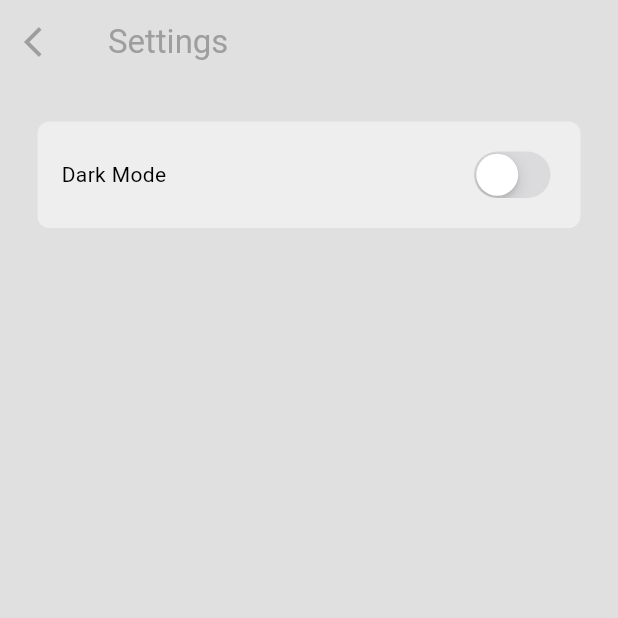
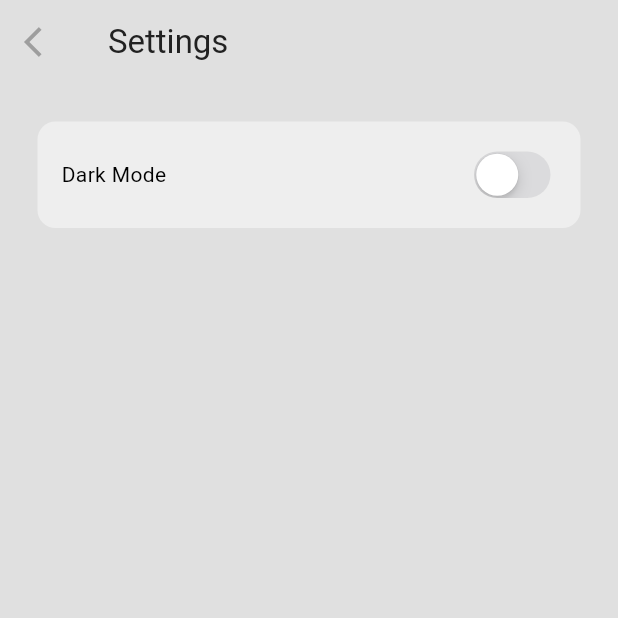
Before and after one commit to Riyaaaaan/Chat-App, a Flutter app: the screen it shows once a user with an empty profile is signed in, in the side drawer, after a tap on "S E T T I N G S", on a phone screen of 412 x 824 dp, the top half of it. Run offline on Flutter 3.47's test engine with Material 3 defaults, Android fonts, the phone set to English and light mode, and no system bars; our stand-ins replace cloud_firestore, firebase_auth, firebase_core; accounts and stored records are empty; network calls fail.

Commit message:
ui changes

```diff
--- a/lib/components/chat_bubble.dart
+++ b/lib/components/chat_bubble.dart
@@ -18,7 +18,7 @@ class ChatBubble extends StatelessWidget {
     return Container(
       decoration: BoxDecoration(
         color: isCurrentUser
-            ? (isDarkMode ? Colors.blue : Colors.grey.shade500)
+            ? (isDarkMode ? Colors.blue : Colors.grey.shade100)
             : (isDarkMode ? Colors.blue : Colors.grey.shade200),
         borderRadius: BorderRadius.circular(20),
       ),
--- a/lib/components/usertile.dart
+++ b/lib/components/usertile.dart
@@ -27,7 +27,10 @@ class UserTile extends StatelessWidget {
 
             const SizedBox(width: 20),
             //text
-            Text(text),
+            Text(
+              text,
+              style: TextStyle(fontSize: 16),
+            ),
           ],
         ),
       ),
--- a/lib/screens/home_screen.dart
+++ b/lib/screens/home_screen.dart
@@ -17,8 +17,12 @@ class HomePage extends StatelessWidget {
   @override
   Widget build(BuildContext context) {
     return Scaffold(
+      backgroundColor: Theme.of(context).colorScheme.background,
       appBar: AppBar(
-        title: const Text("Home"),
+        title: Text(
+          "Home",
+          style: TextStyle(color: Theme.of(context).colorScheme.inversePrimary),
+        ),
         backgroundColor: Colors.transparent,
         foregroundColor: Colors.grey,
         elevation: 0,
@@ -58,14 +62,14 @@ class HomePage extends StatelessWidget {
     //display alll except the current user
     if (userData['email'] != _authService.getCurrentUser()!.email) {
       return UserTile(
-        text: userData['email'],
+        text: userData['name'],
         onTap: () {
           //navigate to chat page
           Navigator.push(
               context,
               MaterialPageRoute(
                 builder: (context) => ChatPage(
-                  recieverEmail: userData['email'],
+                  recieverName: userData['name'],
                   recieverID: userData['uid'],
                 ),
               ));
--- a/lib/screens/login_screen.dart
+++ b/lib/screens/login_screen.dart
@@ -17,9 +17,7 @@ class LoginPage extends StatelessWidget {
     final _authService = AuthService();
     try {
       await _authService.signInWithEmailPassword(
-        _emailController.text,
-        _pwController.text,
-      );
+          _emailController.text, _pwController.text);
     } catch (e) {
       showDialog(
         context: context,
--- a/lib/screens/register_screen.dart
+++ b/lib/screens/register_screen.dart
@@ -6,6 +6,7 @@ import '../components/my_button.dart';
 import '../components/my_textfield.dart';
 
 class RegisterPage extends StatelessWidget {
+  final TextEditingController _nameController = TextEditingController();
   final TextEditingController _emailController = TextEditingController();
   final TextEditingController _pwController = TextEditingController();
   final TextEditingController _confirmpwController = TextEditingController();
@@ -14,6 +15,7 @@ class RegisterPage extends StatelessWidget {
 
   void register(BuildContext context) {
     final _auth = AuthService();
+    final name = _nameController.text; // Get the user's name
     final password = _pwController.text;
     final confirmPassword = _confirmpwController.text;
 
@@ -48,6 +50,7 @@ class RegisterPage extends StatelessWidget {
       _auth.signUpwithEmailPassword(
         _emailController.text,
         password,
+        name, // Pass the user's name here
       );
     } catch (e) {
       showDialog(
@@ -66,6 +69,7 @@ class RegisterPage extends StatelessWidget {
     return Scaffold(
       backgroundColor: Theme.of(context).colorScheme.background,
       body: Center(
+        child: SingleChildScrollView(
           child: Column(
             mainAxisAlignment: MainAxisAlignment.center,
             children: [
@@ -85,7 +89,14 @@ class RegisterPage extends StatelessWidget {
                 ),
               ),
               const SizedBox(height: 25),
+              //name txt
+              MyTextField(
+                hintText: 'Name',
+                obscureText: false,
+                controller: _nameController,
+              ),
 
+              const SizedBox(height: 10),
               //email txt
               MyTextField(
                 hintText: 'Email',
@@ -143,6 +154,7 @@ class RegisterPage extends StatelessWidget {
             ],
           ),
         ),
+      ),
     );
   }
 }
--- a/lib/screens/settings_screen.dart
+++ b/lib/screens/settings_screen.dart
@@ -16,7 +16,10 @@ class SettingsPage extends StatelessWidget {
     return Scaffold(
       backgroundColor: Theme.of(context).colorScheme.background,
       appBar: AppBar(
-        title: const Text("Settings"),
+        title: Text(
+          "Settings",
+          style: TextStyle(color: Theme.of(context).colorScheme.inversePrimary),
+        ),
         backgroundColor: Colors.transparent,
         foregroundColor: Colors.grey,
         elevation: 0,
@@ -26,7 +29,7 @@ class SettingsPage extends StatelessWidget {
       body: Container(
         decoration: BoxDecoration(
             color: Theme.of(context).colorScheme.secondary,
-            borderRadius: BorderRadius.circular(8)),
+            borderRadius: BorderRadius.circular(12)),
         margin: const EdgeInsets.all(25),
         padding: const EdgeInsets.all(16),
         child: Row(
--- a/lib/themes/light_mode.dart
+++ b/lib/themes/light_mode.dart
@@ -3,7 +3,7 @@ import 'package:flutter/material.dart';
 ThemeData lightMode = ThemeData(
     colorScheme: ColorScheme.light(
   background: Colors.grey.shade300,
-  primary: Colors.grey.shade500,
+  primary: const Color.fromARGB(255, 158, 158, 158),
   secondary: Colors.grey.shade200,
   tertiary: Colors.white,
   inversePrimary: Colors.grey.shade900,
```
Also changed, not shown: lib/screens/chat_screen.dart (+4 -3 lines), lib/services/auth/auth_service.dart (+19 -12 lines). Lines whose indentation alone changed are shown as unchanged.
